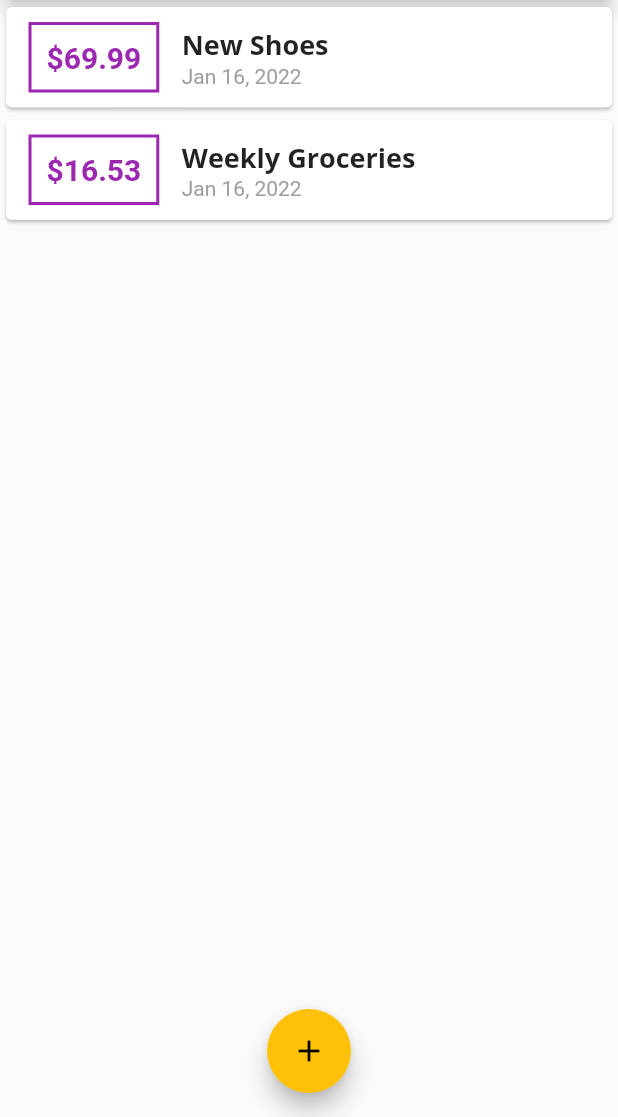
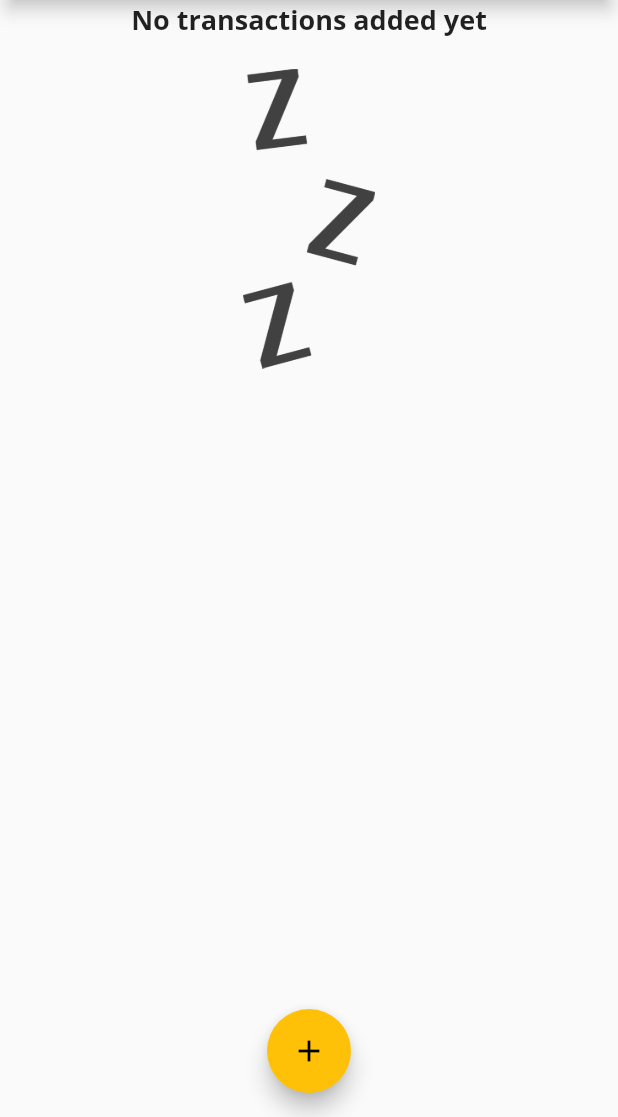
Before and after one commit to Lastlilith/PersonalExpenses, a Flutter app: the screen it shows after launch, on a phone screen of 412 x 824 dp, the part 119-1236 px from its top. Run offline on Flutter 3.47's test engine with Material 2 defaults, Android fonts, the phone set to English and light mode, and no system bars.

Commit message:
Added empty background picture
Added empty background picture

```diff
--- a/lib/main.dart
+++ b/lib/main.dart
@@ -42,18 +42,18 @@ class MyHomePage extends StatefulWidget {
 
 class _MyHomePageState extends State<MyHomePage> {
   final List<Transaction> _userTransactions = [
-    Transaction(
-      id: 't1',
-      title: 'New Shoes',
-      amount: 69.99,
-      date: DateTime.now(),
-    ),
-    Transaction(
-      id: 't2',
-      title: 'Weekly Groceries',
-      amount: 16.53,
-      date: DateTime.now(),
-    ),
+    // Transaction(
+    //   id: 't1',
+    //   title: 'New Shoes',
+    //   amount: 69.99,
+    //   date: DateTime.now(),
+    // ),
+    // Transaction(
+    //   id: 't2',
+    //   title: 'Weekly Groceries',
+    //   amount: 16.53,
+    //   date: DateTime.now(),
+    // ),
   ];
 
   void _addNewTransaction(String txTitle, double txAmount) {
--- a/lib/widgets/transaction_list.dart
+++ b/lib/widgets/transaction_list.dart
@@ -11,7 +11,26 @@ class TransactionList extends StatelessWidget {
   Widget build(BuildContext context) {
     return Container(
       height: 300,
-      child: ListView.builder(
+      child: transactions.isEmpty
+          ? Column(
+              children: [
+                Text(
+                  'No transactions added yet',
+                  style: Theme.of(context).textTheme.headline6,
+                ),
+                SizedBox(
+                  height: 20,
+                ),
+                Container(
+                  height: 200,
+                  child: Image.asset(
+                    'assets/images/waiting.png',
+                    fit: BoxFit.cover,
+                  ),
+                ),
+              ],
+            )
+          : ListView.builder(
               itemBuilder: (ctx, index) {
                 return Card(
                   child: Row(
--- a/pubspec.yaml
+++ b/pubspec.yaml
@@ -46,8 +46,8 @@ flutter:
   uses-material-design: true
 
   # To add assets to your application, add an assets section, like this:
-  # assets:
-  #   - images/a_dot_burr.jpeg
+  assets:
+    - assets/images/waiting.png
   #   - images/a_dot_ham.jpeg
 
   # An image asset can refer to one or more resolution-specific "variants", see
```
Also changed, not shown: assets/images/waiting.png (added). Lines whose indentation alone changed are shown as unchanged.
